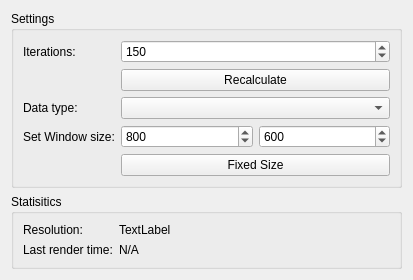
The window that mandelbrot/mandelbrot_config_widget.ui (BartVolkaerts/OpenCL-Benchmark) describes before a commit, drawn with Qt 5.
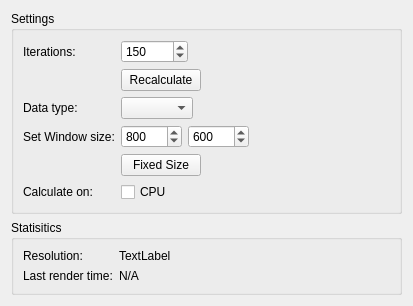
The same window after the commit.

Commit message: Added option to mandelbrot to use CPU

```diff
--- a/mandelbrot/mandelbrot_config_widget.ui
+++ b/mandelbrot/mandelbrot_config_widget.ui
@@ -20,6 +20,9 @@
       <string>Settings</string>
      </property>
      <layout class="QFormLayout" name="formLayout">
+      <property name="fieldGrowthPolicy">
+       <enum>QFormLayout::ExpandingFieldsGrow</enum>
+      </property>
       <item row="0" column="0">
        <widget class="QLabel" name="iterationsLabel">
         <property name="text">
@@ -104,6 +107,20 @@
         </property>
        </widget>
       </item>
+      <item row="5" column="0">
+       <widget class="QLabel" name="useCPULabel">
+        <property name="text">
+         <string>Calculate on:</string>
+        </property>
+       </widget>
+      </item>
+      <item row="5" column="1">
+       <widget class="QCheckBox" name="cpuCheckBox">
+        <property name="text">
+         <string>CPU</string>
+        </property>
+       </widget>
+      </item>
      </layout>
     </widget>
    </item>
```
The commit also changes 6 other files.
